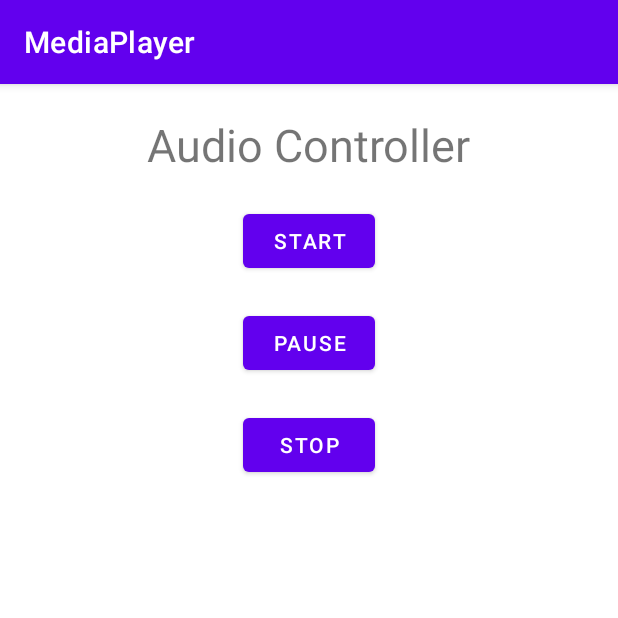
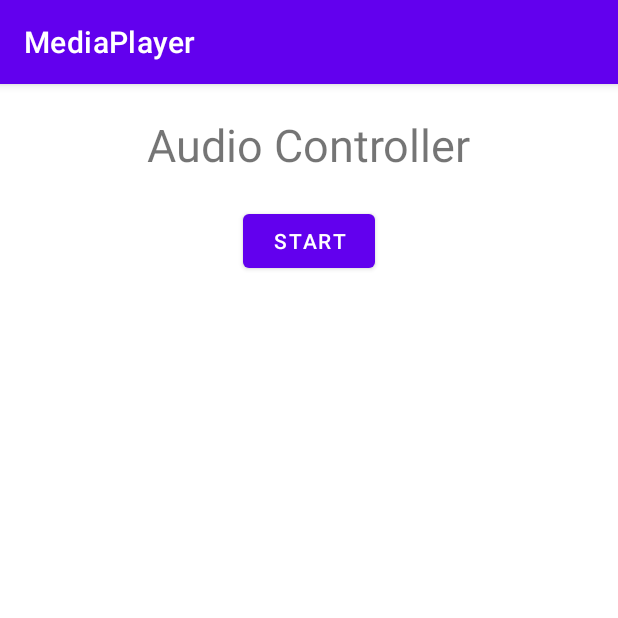
Before and after one commit to sunil22215/MediaPlayer, an Android app: the screen it shows after launch (MainActivity), after a tap on "START", on a phone screen of 412 x 824 dp, the top half of it. Run offline under Robolectric (Android 15) with nearby library versions, the phone set to English and light mode, and no system bars.

Commit message:
edited code

```diff
--- a/app/src/main/AndroidManifest.xml
+++ b/app/src/main/AndroidManifest.xml
@@ -1,8 +1,8 @@
 <?xml version="1.0" encoding="utf-8"?>
 <manifest xmlns:android="http://schemas.android.com/apk/res/android"
     package="com.example.mediaplayer">
-   <!-- <uses-permission android:name="android.permission.READ_EXTERNAL_STORAGE"/>
--->
+    <uses-permission android:name="android.permission.READ_EXTERNAL_STORAGE"></uses-permission>
+
     <application
         android:allowBackup="true"
         android:icon="@mipmap/ic_launcher"
--- a/app/src/main/java/com/example/mediaplayer/MainActivity.java
+++ b/app/src/main/java/com/example/mediaplayer/MainActivity.java
@@ -1,6 +1,8 @@
 package com.example.mediaplayer;
 
+import android.media.AudioManager;
 import android.media.MediaPlayer;
+import android.net.Uri;
 import android.os.Bundle;
 import android.os.Environment;
 import android.view.View;
@@ -11,8 +13,8 @@ import androidx.appcompat.app.AppCompatActivity;
 public class MainActivity extends AppCompatActivity {
 
     private Button start;
-    private Button pause;
-    private Button stop;
+   // private Button pause;
+    //private Button stop;
 
     @Override
     protected void onCreate(Bundle savedInstanceState) {
@@ -30,27 +32,29 @@ public class MainActivity extends AppCompatActivity {
         }catch (Exception e){e.printStackTrace();}
 */
         start = (Button) findViewById(R.id.button1);
-        pause = (Button) findViewById(R.id.button2);
-        stop = (Button) findViewById(R.id.button3);
+      //  pause = (Button) findViewById(R.id.button2);
+       // stop = (Button) findViewById(R.id.button3);
         //creating media player
-        final MediaPlayer mp = new MediaPlayer();
-        try {
-            //you can change the path, here path is external directory(e.g. sdcard) /Music/maine.mp3
-            mp.setDataSource(Environment.getExternalStorageDirectory().getPath() + "/Local file/Music/song.mp3");
 
-            mp.prepare();
-            mp.start();
-        } catch (Exception e) {
-            e.printStackTrace();
-        }
 
         start.setOnClickListener(new View.OnClickListener() {
             @Override
             public void onClick(View v) {
-                mp.start();
+                final MediaPlayer mp = new MediaPlayer();
+                String path="Device storage/song.mp3";
+                mp.setAudioStreamType(AudioManager.STREAM_MUSIC);
+                Uri uri=Uri.parse(path);
+                try {
+                    mp.setDataSource(getApplicationContext(),uri);
+                    mp.prepare();
+                    mp.start();
+                } catch (Exception e) {
+                    e.printStackTrace();
+                }
+
             }
         });
-        pause.setOnClickListener(new View.OnClickListener() {
+       /* pause.setOnClickListener(new View.OnClickListener() {
             @Override
             public void onClick(View v) {
                 mp.pause();
@@ -62,5 +66,5 @@ public class MainActivity extends AppCompatActivity {
 
             }
         });
-    }
+    */}
 }
--- a/app/src/main/res/layout/activity_main.xml
+++ b/app/src/main/res/layout/activity_main.xml
@@ -24,7 +24,7 @@
         android:layout_centerHorizontal="true"
         android:layout_marginTop="20dp"/>
 
-    <Button
+   <!-- <Button
         android:id="@+id/button2"
         android:layout_width="wrap_content"
         android:layout_height="wrap_content"
@@ -41,5 +41,5 @@
         android:layout_below="@id/button2"
         android:layout_centerHorizontal="true"
         android:layout_marginTop="20dp"/>
-
+-->
 </RelativeLayout>
```
